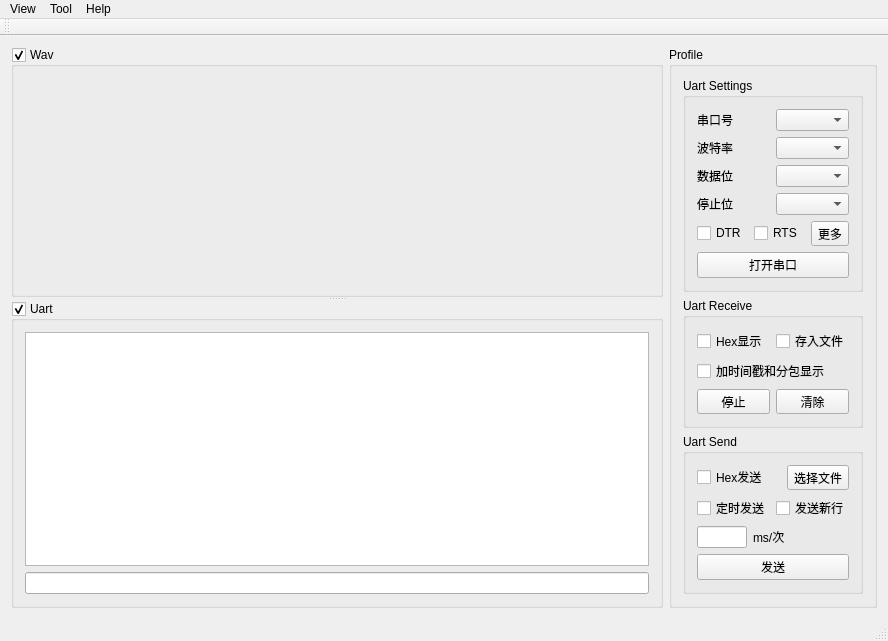
Above: mainwindow.ui from xiaowei0312/WADCS-Monitor before the change. Below: the same form after it.
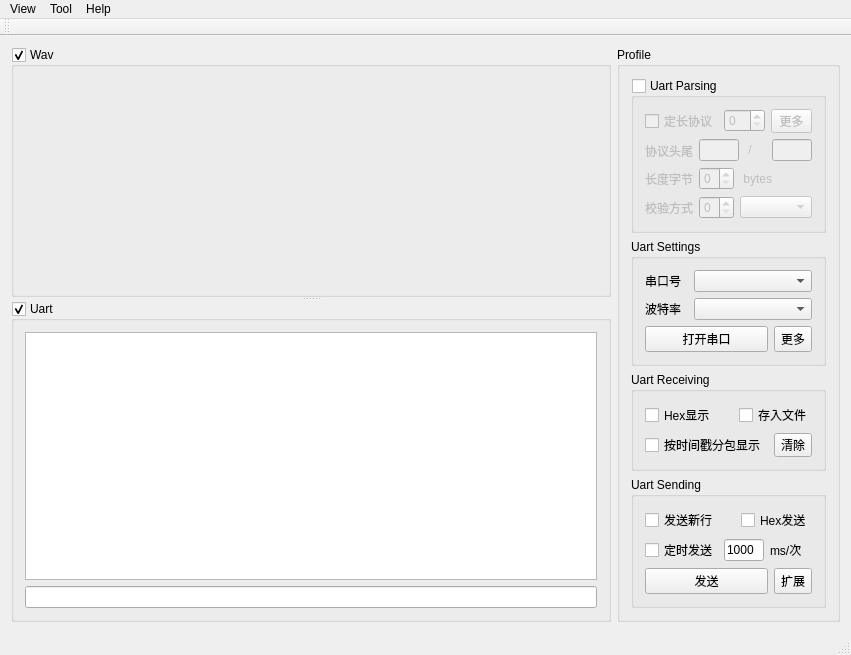
That is the form after the change. Icons and pictures are not drawn. Custom widgets are drawn as their Qt base class.

The edit to the form file:
```diff
--- a/mainwindow.ui
+++ b/mainwindow.ui
@@ -6,10 +6,16 @@
    <rect>
     <x>0</x>
     <y>0</y>
-    <width>888</width>
-    <height>539</height>
+    <width>835</width>
+    <height>579</height>
    </rect>
   </property>
+  <property name="sizePolicy">
+   <sizepolicy hsizetype="Preferred" vsizetype="Preferred">
+    <horstretch>0</horstretch>
+    <verstretch>0</verstretch>
+   </sizepolicy>
+  </property>
   <property name="windowTitle">
    <string>MainWindow</string>
   </property>
@@ -76,10 +82,214 @@
     </item>
     <item>
      <widget class="QGroupBox" name="uartProfileBox">
+      <property name="sizePolicy">
+       <sizepolicy hsizetype="Preferred" vsizetype="Preferred">
+        <horstretch>0</horstretch>
+        <verstretch>0</verstretch>
+       </sizepolicy>
+      </property>
       <property name="title">
        <string>Profile</string>
       </property>
-      <layout class="QVBoxLayout" name="verticalLayout_7">
+      <layout class="QVBoxLayout" name="verticalLayout_8">
+       <item>
+        <widget class="QGroupBox" name="box_uart_parse">
+         <property name="title">
+          <string>Uart Parsing</string>
+         </property>
+         <property name="checkable">
+          <bool>true</bool>
+         </property>
+         <property name="checked">
+          <bool>false</bool>
+         </property>
+         <layout class="QVBoxLayout" name="verticalLayout_7">
+          <item>
+           <layout class="QHBoxLayout" name="horizontalLayout_3">
+            <item>
+             <layout class="QHBoxLayout" name="horizontalLayout_12">
+              <item>
+               <widget class="QCheckBox" name="checkBox_uart_parse_fixedLength">
+                <property name="text">
+                 <string>定长协议</string>
+                </property>
+               </widget>
+              </item>
+              <item>
+               <widget class="QSpinBox" name="edit_uart_parse_fixedLength">
+                <property name="minimum">
+                 <number>0</number>
+                </property>
+               </widget>
+              </item>
+              <item>
+               <widget class="QToolButton" name="btn_uart_parse_more">
+                <property name="sizePolicy">
+                 <sizepolicy hsizetype="Expanding" vsizetype="Expanding">
+                  <horstretch>0</horstretch>
+                  <verstretch>0</verstretch>
+                 </sizepolicy>
+                </property>
+                <property name="minimumSize">
+                 <size>
+                  <width>0</width>
+                  <height>24</height>
+                 </size>
+                </property>
+                <property name="text">
+                 <string>更多</string>
+                </property>
+               </widget>
+              </item>
+             </layout>
+            </item>
+           </layout>
+          </item>
+          <item>
+           <layout class="QHBoxLayout" name="horizontalLayout_16">
+            <item>
+             <layout class="QVBoxLayout" name="verticalLayout_2">
+              <item>
+               <widget class="QLabel" name="label_3">
+                <property name="text">
+                 <string>协议头尾</string>
+                </property>
+               </widget>
+              </item>
+              <item>
+               <widget class="QLabel" name="label_7">
+                <property name="text">
+                 <string>长度字节</string>
+                </property>
+               </widget>
+              </item>
+              <item>
+               <widget class="QLabel" name="label_4">
+                <property name="text">
+                 <string>校验方式</string>
+                </property>
+               </widget>
+              </item>
+             </layout>
+            </item>
+            <item>
+             <layout class="QVBoxLayout" name="verticalLayout_5">
+              <item>
+               <layout class="QHBoxLayout" name="horizontalLayout_11">
+                <property name="spacing">
+                 <number>6</number>
+                </property>
+                <item>
+                 <widget class="QLineEdit" name="edit_uart_parse_head">
+                  <property name="maximumSize">
+                   <size>
+                    <width>40</width>
+                    <height>16777215</height>
+                   </size>
+                  </property>
+                 </widget>
+                </item>
+                <item>
+                 <widget class="QLabel" name="label_6">
+                  <property name="text">
+                   <string> / </string>
+                  </property>
+                 </widget>
+                </item>
+                <item>
+                 <widget class="QLineEdit" name="edit_uart_parse_tail">
+                  <property name="maximumSize">
+                   <size>
+                    <width>40</width>
+                    <height>16777215</height>
+                   </size>
+                  </property>
+                 </widget>
+                </item>
+               </layout>
+              </item>
+              <item>
+               <layout class="QHBoxLayout" name="horizontalLayout_15">
+                <item>
+                 <widget class="QSpinBox" name="edit_uart_parse_lengthBytes">
+                  <property name="minimumSize">
+                   <size>
+                    <width>35</width>
+                    <height>0</height>
+                   </size>
+                  </property>
+                  <property name="maximumSize">
+                   <size>
+                    <width>35</width>
+                    <height>16777215</height>
+                   </size>
+                  </property>
+                  <property name="minimum">
+                   <number>0</number>
+                  </property>
+                  <property name="maximum">
+                   <number>4</number>
+                  </property>
+                 </widget>
+                </item>
+                <item>
+                 <widget class="QLabel" name="label_8">
+                  <property name="text">
+                   <string> bytes</string>
+                  </property>
+                 </widget>
+                </item>
+               </layout>
+              </item>
+              <item>
+               <layout class="QHBoxLayout" name="horizontalLayout_13">
+                <item>
+                 <widget class="QSpinBox" name="edit_uart_parse_checksum">
+                  <property name="minimumSize">
+                   <size>
+                    <width>35</width>
+                    <height>0</height>
+                   </size>
+                  </property>
+                  <property name="maximumSize">
+                   <size>
+                    <width>35</width>
+                    <height>16777215</height>
+                   </size>
+                  </property>
+                  <property name="maximum">
+                   <number>2</number>
+                  </property>
+                 </widget>
+                </item>
+                <item>
+                 <widget class="QComboBox" name="combo_uart_parse_checksum">
+                  <property name="sizePolicy">
+                   <sizepolicy hsizetype="Preferred" vsizetype="Fixed">
+                    <horstretch>0</horstretch>
+                    <verstretch>0</verstretch>
+                   </sizepolicy>
+                  </property>
+                  <property name="maximumSize">
+                   <size>
+                    <width>100000</width>
+                    <height>16777215</height>
+                   </size>
+                  </property>
+                  <property name="editable">
+                   <bool>false</bool>
+                  </property>
+                 </widget>
+                </item>
+               </layout>
+              </item>
+             </layout>
+            </item>
+           </layout>
+          </item>
+         </layout>
+        </widget>
+       </item>
        <item>
         <widget class="QGroupBox" name="box_uart_setting">
          <property name="sizePolicy">
@@ -92,79 +302,81 @@
           <string>Uart Settings</string>
          </property>
          <layout class="QVBoxLayout" name="verticalLayout">
-          <property name="sizeConstraint">
-           <enum>QLayout::SetMinimumSize</enum>
-          </property>
           <item>
            <layout class="QHBoxLayout" name="horizontalLayout">
             <item>
-             <layout class="QVBoxLayout" name="verticalLayout_2">
-              <item>
-               <widget class="QLabel" name="label">
-                <property name="text">
-                 <string>串口号</string>
-                </property>
-               </widget>
-              </item>
-              <item>
-               <widget class="QLabel" name="label_2">
-                <property name="text">
-                 <string>波特率</string>
-                </property>
-               </widget>
-              </item>
-              <item>
-               <widget class="QLabel" name="label_3">
-                <property name="text">
-                 <string>数据位</string>
-                </property>
-               </widget>
-              </item>
-              <item>
-               <widget class="QLabel" name="label_4">
-                <property name="text">
-                 <string>停止位</string>
-                </property>
-               </widget>
-              </item>
-             </layout>
+             <widget class="QLabel" name="label">
+              <property name="text">
+               <string>串口号  </string>
+              </property>
+             </widget>
             </item>
             <item>
-             <layout class="QVBoxLayout" name="verticalLayout_3">
-              <item>
-               <widget class="QComboBox" name="combo_uart_setting_serail_no"/>
-              </item>
-              <item>
-               <widget class="QComboBox" name="combo_uart_setting_burdrate"/>
-              </item>
-              <item>
-               <widget class="QComboBox" name="combo_uart_setting_databit"/>
-              </item>
-              <item>
-               <widget class="QComboBox" name="combo_uart_setting_stopbit"/>
-              </item>
-             </layout>
+             <widget class="QComboBox" name="combo_uart_setting_serail_no">
+              <property name="sizePolicy">
+               <sizepolicy hsizetype="Expanding" vsizetype="Fixed">
+                <horstretch>0</horstretch>
+                <verstretch>0</verstretch>
+               </sizepolicy>
+              </property>
+              <property name="editable">
+               <bool>false</bool>
+              </property>
+             </widget>
             </item>
            </layout>
           </item>
           <item>
-           <layout class="QHBoxLayout" name="horizontalLayout_3">
+           <layout class="QHBoxLayout" name="horizontalLayout_14">
             <item>
-             <widget class="QCheckBox" name="checkbox_uart_setting_dtr">
+             <widget class="QLabel" name="label_2">
               <property name="text">
-               <string>DTR</string>
+               <string>波特率  </string>
               </property>
              </widget>
             </item>
             <item>
-             <widget class="QCheckBox" name="checkbox_uart_setting_rts">
+             <widget class="QComboBox" name="combo_uart_setting_burdrate">
+              <property name="sizePolicy">
+               <sizepolicy hsizetype="Expanding" vsizetype="Fixed">
+                <horstretch>0</horstretch>
+                <verstretch>0</verstretch>
+               </sizepolicy>
+              </property>
+              <property name="editable">
+               <bool>false</bool>
+              </property>
+             </widget>
+            </item>
+           </layout>
+          </item>
+          <item>
+           <layout class="QHBoxLayout" name="horizontalLayout_10">
+            <item>
+             <widget class="QPushButton" name="btn_uart_setting_open">
               <property name="text">
-               <string>RTS</string>
+               <string>打开串口</string>
+              </property>
+              <property name="icon">
+               <iconset resource="wadcs.qrc">
+                <normaloff>:/images/uart-state-off.png</normaloff>:/images/uart-state-off.png</iconset>
               </property>
              </widget>
             </item>
             <item>
              <widget class="QToolButton" name="btn_uart_setting_more">
+              <property name="sizePolicy">
+               <sizepolicy hsizetype="Fixed" vsizetype="Expanding">
+                <horstretch>0</horstretch>
+                <verstretch>0</verstretch>
+               </sizepolicy>
+              </property>
+              <property name="minimumSize">
+               <size>
+                <width>0</width>
+                <height>24</height>
+               </size>
+              </property>
               <property name="text">
                <string>更多</string>
               </property>
@@ -172,26 +384,15 @@
             </item>
            </layout>
           </item>
-          <item>
-           <widget class="QPushButton" name="btn_uart_setting_open">
-            <property name="text">
-             <string>打开串口</string>
-            </property>
-            <property name="icon">
-             <iconset resource="wadcs.qrc">
-              <normaloff>:/images/uart-state-off.png</normaloff>:/images/uart-state-off.png</iconset>
-            </property>
-           </widget>
-          </item>
          </layout>
         </widget>
        </item>
        <item>
         <widget class="QGroupBox" name="box_uart_rcv">
          <property name="title">
-          <string>Uart Receive</string>
+          <string>Uart Receiving</string>
          </property>
-         <layout class="QVBoxLayout" name="verticalLayout_4">
+         <layout class="QVBoxLayout" name="verticalLayout_3">
           <item>
            <layout class="QHBoxLayout" name="horizontalLayout_9">
             <item>
@@ -201,7 +402,7 @@
               </property>
              </widget>
             </item>
-            <item>
+            <item alignment="Qt::AlignRight">
              <widget class="QCheckBox" name="checkbox_uart_rcv_save_to_file">
               <property name="text">
                <string>存入文件</string>
@@ -210,36 +411,29 @@
             </item>
            </layout>
           </item>
-          <item>
-           <widget class="QCheckBox" name="checkbox_uart_rcv_add_timestamp">
-            <property name="text">
-             <string>加时间戳和分包显示</string>
-            </property>
-           </widget>
-          </item>
           <item>
            <layout class="QHBoxLayout" name="horizontalLayout_6">
             <item>
-             <widget class="QToolButton" name="btn_uart_rcv_stop">
-              <property name="sizePolicy">
-               <sizepolicy hsizetype="Expanding" vsizetype="Fixed">
-                <horstretch>0</horstretch>
-                <verstretch>0</verstretch>
-               </sizepolicy>
-              </property>
+             <widget class="QCheckBox" name="checkbox_uart_rcv_add_timestamp">
               <property name="text">
-               <string>停止</string>
+               <string>按时间戳分包显示</string>
               </property>
              </widget>
             </item>
             <item>
              <widget class="QToolButton" name="btn_uart_rcv_clear">
               <property name="sizePolicy">
-               <sizepolicy hsizetype="Expanding" vsizetype="Fixed">
+               <sizepolicy hsizetype="Fixed" vsizetype="Expanding">
                 <horstretch>0</horstretch>
                 <verstretch>0</verstretch>
                </sizepolicy>
               </property>
+              <property name="minimumSize">
+               <size>
+                <width>0</width>
+                <height>24</height>
+               </size>
+              </property>
               <property name="text">
                <string>清除</string>
               </property>
@@ -253,25 +447,25 @@
        <item>
         <widget class="QGroupBox" name="box_uart_send">
          <property name="title">
-          <string>Uart Send</string>
+          <string>Uart Sending</string>
          </property>
-         <layout class="QVBoxLayout" name="verticalLayout_5">
+         <layout class="QVBoxLayout" name="verticalLayout_4">
           <item>
            <layout class="QHBoxLayout" name="horizontalLayout_8">
             <item>
+             <widget class="QCheckBox" name="checkbox_uart_send_newline">
+              <property name="text">
+               <string>发送新行</string>
+              </property>
+             </widget>
+            </item>
+            <item alignment="Qt::AlignRight">
              <widget class="QCheckBox" name="checkbox_uart_send_hex">
               <property name="text">
                <string>Hex发送</string>
               </property>
              </widget>
             </item>
-            <item>
-             <widget class="QToolButton" name="btn_uart_send_choose_file">
-              <property name="text">
-               <string>选择文件</string>
-              </property>
-             </widget>
-            </item>
            </layout>
           </item>
           <item>
@@ -284,30 +478,22 @@
              </widget>
             </item>
             <item>
-             <widget class="QCheckBox" name="checkbox_uart_send_newline">
-              <property name="text">
-               <string>发送新行</string>
-              </property>
-             </widget>
-            </item>
-           </layout>
-          </item>
-          <item>
-           <layout class="QHBoxLayout" name="horizontalLayout_7">
-            <item>
              <widget class="QLineEdit" name="edit_uart_send_timely">
               <property name="minimumSize">
                <size>
-                <width>50</width>
+                <width>40</width>
                 <height>0</height>
                </size>
               </property>
               <property name="maximumSize">
                <size>
-                <width>30</width>
+                <width>25</width>
                 <height>16777215</height>
                </size>
               </property>
+              <property name="text">
+               <string>1000</string>
+              </property>
              </widget>
             </item>
             <item>
@@ -317,27 +503,37 @@
               </property>
              </widget>
             </item>
-            <item>
-             <spacer name="horizontalSpacer">
-              <property name="orientation">
-               <enum>Qt::Horizontal</enum>
-              </property>
-              <property name="sizeHint" stdset="0">
-               <size>
-                <width>40</width>
-                <height>20</height>
-               </size>
-              </property>
-             </spacer>
-            </item>
            </layout>
           </item>
           <item>
-           <widget class="QPushButton" name="btn_uart_send">
-            <property name="text">
-             <string>发送</string>
-            </property>
-           </widget>
+           <layout class="QHBoxLayout" name="horizontalLayout_7">
+            <item>
+             <widget class="QPushButton" name="btn_uart_send">
+              <property name="text">
+               <string>发送</string>
+              </property>
+             </widget>
+            </item>
+            <item>
+             <widget class="QToolButton" name="btn_uart_send_expand">
+              <property name="sizePolicy">
+               <sizepolicy hsizetype="Fixed" vsizetype="Expanding">
+                <horstretch>0</horstretch>
+                <verstretch>0</verstretch>
+               </sizepolicy>
+              </property>
+              <property name="minimumSize">
+               <size>
+                <width>0</width>
+                <height>24</height>
+               </size>
+              </property>
+              <property name="text">
+               <string>扩展</string>
+              </property>
+             </widget>
+            </item>
+           </layout>
           </item>
          </layout>
         </widget>
@@ -352,7 +548,7 @@
     <rect>
      <x>0</x>
      <y>0</y>
-     <width>888</width>
+     <width>835</width>
      <height>23</height>
     </rect>
    </property>
```
